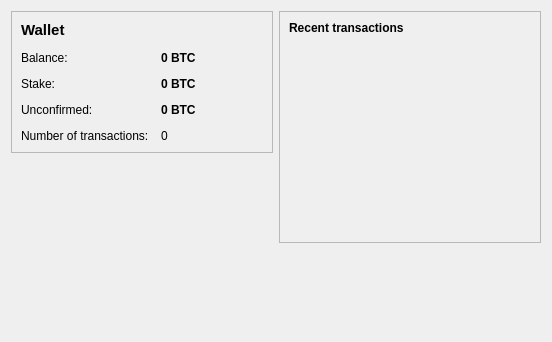
This is src/qt/forms/overviewpage.ui in PaycoinFoundation/paycoin as Qt 5 draws it before an edit. The edited form follows.
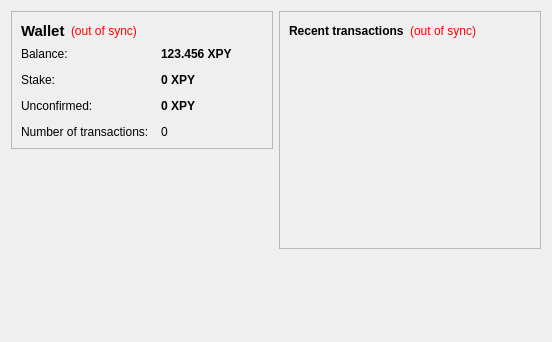
This is the edited form.

Commit message: Add 2 labels to the overviewpage that display Wallet and Transaction status / cleanup overviewpage XML ui-file

The edit to the form file:
```diff
--- a/src/qt/forms/overviewpage.ui
+++ b/src/qt/forms/overviewpage.ui
@@ -24,6 +24,55 @@
        <property name="frameShadow">
         <enum>QFrame::Raised</enum>
        </property>
+       <layout class="QVBoxLayout" name="verticalLayout_4">
+        <item>
+         <layout class="QHBoxLayout" name="horizontalLayout_4">
+          <item>
+           <widget class="QLabel" name="label_5">
+            <property name="font">
+             <font>
+              <pointsize>11</pointsize>
+              <weight>75</weight>
+              <bold>true</bold>
+             </font>
+            </property>
+            <property name="text">
+             <string>Wallet</string>
+            </property>
+           </widget>
+          </item>
+          <item>
+           <widget class="QLabel" name="labelWalletStatus">
+            <property name="toolTip">
+             <string>The displayed information may be out of date. Your wallet automatically synchronizes with the Paycoin network after a connection is established, but this process has not completed yet.</string>
+            </property>
+            <property name="styleSheet">
+             <string notr="true">QLabel { color: red; }</string>
+            </property>
+            <property name="text">
+             <string notr="true">(out of sync)</string>
+            </property>
+            <property name="alignment">
+             <set>Qt::AlignLeading|Qt::AlignLeft|Qt::AlignVCenter</set>
+            </property>
+           </widget>
+          </item>
+          <item>
+           <spacer name="horizontalSpacer_2">
+            <property name="orientation">
+             <enum>Qt::Horizontal</enum>
+            </property>
+            <property name="sizeHint" stdset="0">
+             <size>
+              <width>40</width>
+              <height>20</height>
+             </size>
+            </property>
+           </spacer>
+          </item>
+         </layout>
+        </item>
+        <item>
        <layout class="QFormLayout" name="formLayout_2">
         <property name="fieldGrowthPolicy">
          <enum>QFormLayout::AllNonFixedFieldsGrow</enum>
@@ -34,14 +83,14 @@
         <property name="verticalSpacing">
          <number>12</number>
         </property>
-        <item row="2" column="0">
+          <item row="0" column="0">
          <widget class="QLabel" name="label">
           <property name="text">
            <string>Balance:</string>
           </property>
          </widget>
         </item>
-        <item row="2" column="1">
+          <item row="0" column="1">
          <widget class="QLabel" name="labelBalance">
           <property name="font">
            <font>
@@ -56,38 +105,51 @@
            <string>Your current balance</string>
           </property>
           <property name="text">
-           <string notr="true">0 BTC</string>
+             <string notr="true">123.456 XPY</string>
           </property>
           <property name="textInteractionFlags">
            <set>Qt::LinksAccessibleByMouse|Qt::TextSelectableByKeyboard|Qt::TextSelectableByMouse</set>
           </property>
          </widget>
         </item>
-        <item row="5" column="0">
-         <widget class="QLabel" name="label_2">
+          <item row="1" column="0">
+           <widget class="QLabel" name="label_6">
           <property name="text">
-           <string>Number of transactions:</string>
+             <string>Stake:</string>
           </property>
          </widget>
         </item>
-        <item row="5" column="1">
-         <widget class="QLabel" name="labelNumTransactions">
+          <item row="1" column="1">
+           <widget class="QLabel" name="labelStake">
+            <property name="font">
+             <font>
+              <weight>75</weight>
+              <bold>true</bold>
+             </font>
+            </property>
+            <property name="cursor">
+             <cursorShape>IBeamCursor</cursorShape>
+            </property>
           <property name="toolTip">
            <string>Total number of transactions in wallet</string>
           </property>
           <property name="text">
-           <string>0</string>
+             <string notr="true">0 XPY</string>
+            </property>
+            <property name="textInteractionFlags">
+             <set>Qt::LinksAccessibleByMouse|Qt::TextSelectableByKeyboard|Qt::TextSelectableByMouse</set>
           </property>
          </widget>
         </item>
-        <item row="4" column="0">
+
+          <item row="2" column="0">
          <widget class="QLabel" name="label_3">
           <property name="text">
            <string>Unconfirmed:</string>
           </property>
          </widget>
         </item>
-        <item row="4" column="1">
+          <item row="2" column="1">
          <widget class="QLabel" name="labelUnconfirmed">
           <property name="font">
            <font>
@@ -102,7 +164,7 @@
            <string>Total of transactions that have yet to be confirmed, and do not yet count toward the current balance</string>
           </property>
           <property name="text">
-           <string notr="true">0 BTC</string>
+             <string notr="true">0 XPY</string>
           </property>
           <property name="textInteractionFlags">
            <set>Qt::LinksAccessibleByMouse|Qt::TextSelectableByKeyboard|Qt::TextSelectableByMouse</set>
@@ -110,47 +172,23 @@
          </widget>
         </item>
         <item row="3" column="0">
-         <widget class="QLabel" name="label_6">
+           <widget class="QLabel" name="label_2">
           <property name="text">
-           <string>Stake:</string>
+             <string>Number of transactions:</string>
           </property>
          </widget>
         </item>
         <item row="3" column="1">
-         <widget class="QLabel" name="labelStake">
-          <property name="font">
-           <font>
-            <weight>75</weight>
-            <bold>true</bold>
-           </font>
-          </property>
-          <property name="cursor">
-           <cursorShape>IBeamCursor</cursorShape>
-          </property>
+           <widget class="QLabel" name="labelNumTransactions">
           <property name="toolTip">
            <string>Your current stake</string>
           </property>
           <property name="text">
-           <string notr="true">0 BTC</string>
-          </property>
-          <property name="textInteractionFlags">
-           <set>Qt::LinksAccessibleByMouse|Qt::TextSelectableByKeyboard|Qt::TextSelectableByMouse</set>
+             <string notr="true">0</string>
           </property>
          </widget>
         </item>
-        <item row="1" column="0">
-         <widget class="QLabel" name="label_5">
-          <property name="font">
-           <font>
-            <pointsize>11</pointsize>
-            <weight>75</weight>
-            <bold>true</bold>
-           </font>
-          </property>
-          <property name="text">
-           <string>Wallet</string>
-          </property>
-         </widget>
+         </layout>
         </item>
        </layout>
       </widget>
@@ -182,6 +220,8 @@
        </property>
        <layout class="QVBoxLayout" name="verticalLayout">
         <item>
+         <layout class="QHBoxLayout" name="horizontalLayout_2">
+          <item>
          <widget class="QLabel" name="label_4">
           <property name="text">
            <string>&lt;b&gt;Recent transactions&lt;/b&gt;</string>
@@ -189,6 +229,37 @@
          </widget>
         </item>
         <item>
+           <widget class="QLabel" name="labelTransactionsStatus">
+            <property name="toolTip">
+             <string>The displayed information may be out of date. Your wallet automatically synchronizes with the Paycoin network after a connection is established, but this process has not completed yet.</string>
+            </property>
+            <property name="styleSheet">
+             <string notr="true">QLabel { color: red; }</string>
+            </property>
+            <property name="text">
+             <string notr="true">(out of sync)</string>
+            </property>
+            <property name="alignment">
+             <set>Qt::AlignRight|Qt::AlignTrailing|Qt::AlignVCenter</set>
+            </property>
+           </widget>
+          </item>
+          <item>
+           <spacer name="horizontalSpacer">
+            <property name="orientation">
+             <enum>Qt::Horizontal</enum>
+            </property>
+            <property name="sizeHint" stdset="0">
+             <size>
+              <width>40</width>
+              <height>20</height>
+             </size>
+            </property>
+           </spacer>
+          </item>
+         </layout>
+        </item>
+        <item>
          <widget class="QListView" name="listTransactions">
           <property name="styleSheet">
            <string notr="true">QListView { background:transparent }</string>
```
Left out of the diff: 6 changed lines with no effect on the pictures. Lines whose indentation alone changed are shown as unchanged. The commit also changes 3 other files.
